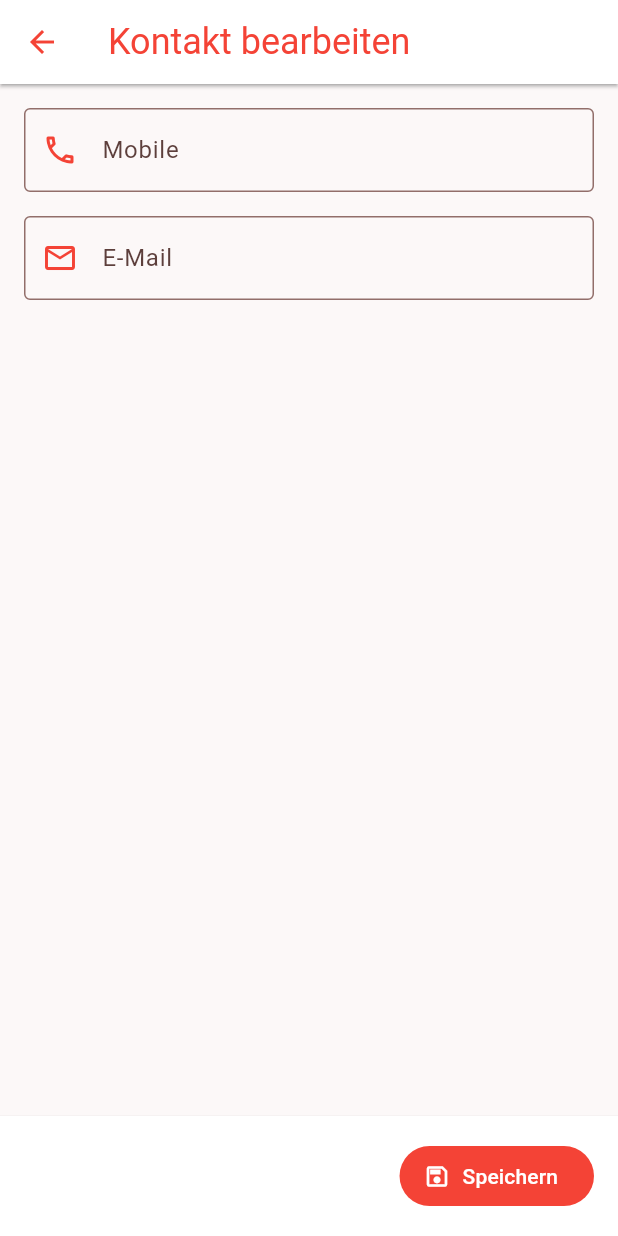
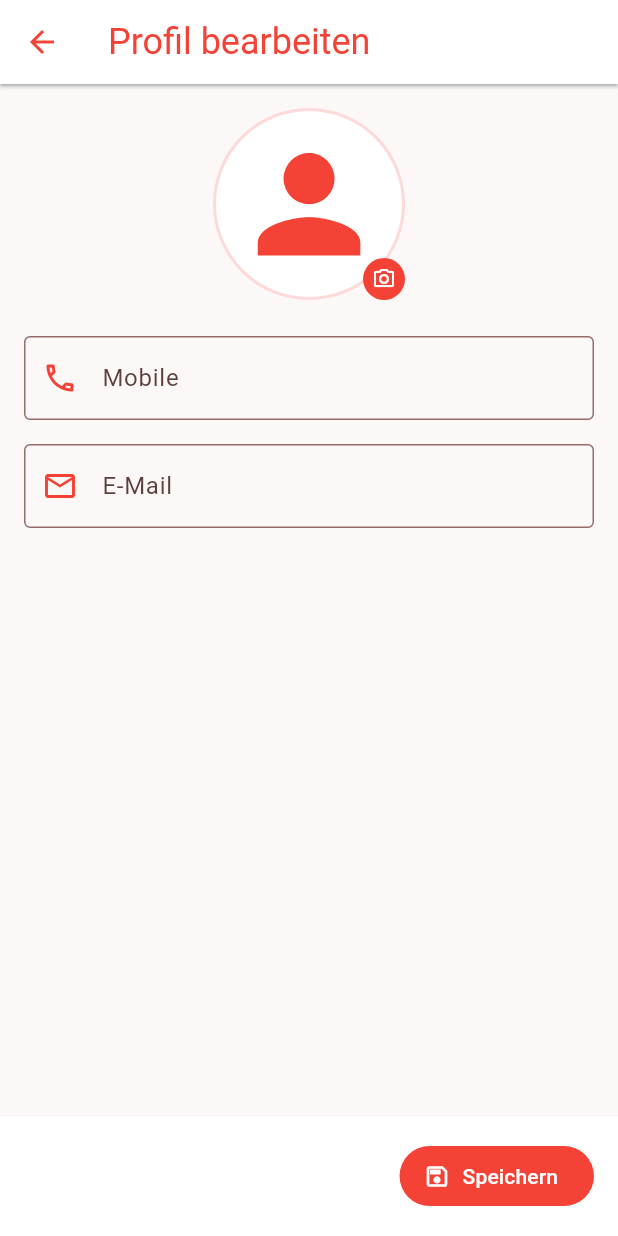
Before and after one commit to FjallV/Commercia-App, a Flutter app: the MemberEditScreen screen opened directly with empty values, on a phone screen of 412 x 824 dp. Run offline on Flutter 3.47's test engine with Material 3 defaults, Android fonts, the phone set to English and light mode, and no system bars; our stand-ins replace flutter_contacts, go_router, image_picker, material_symbols_icons, shared_preferences, supabase_flutter and 1 more; missing offline and left inert: app_bar_with_search_switch, dart:js_interop, pdfrx, pwa_install, universal_html; accounts and stored records are empty.

Commit message:
MemberPhoto added

```diff
--- a/lib/data/models/member_model.dart
+++ b/lib/data/models/member_model.dart
@@ -19,7 +19,7 @@ class MemberModel {
   int? bfam;
   String? bfam_text;
   String search;
-  String? image;
+  String? photo_url;
 
   MemberModel({
     required this.id,
@@ -41,7 +41,7 @@ class MemberModel {
     this.bfam,
     this.bfam_text,
     required this.search,
-    this.image,
+    this.photo_url,
   });
 
   // factory MemberModel.fromMap(Map<String, dynamic> map) {
--- a/lib/presentation/screens/member_edit_screen.dart
+++ b/lib/presentation/screens/member_edit_screen.dart
@@ -1,7 +1,10 @@
+import 'dart:typed_data';
 import 'package:commercia/data/models/member_model.dart';
 import 'package:commercia/data/repositories/member_repository.dart';
+import 'package:commercia/presentation/widgets/member_avatar.dart';
 import 'package:flutter/material.dart';
 import 'package:go_router/go_router.dart';
+import 'package:image_picker/image_picker.dart';
 
 class MemberEditScreen extends StatefulWidget {
   const MemberEditScreen({super.key, required this.member});
@@ -17,6 +20,10 @@ class _MemberEditScreenState extends State<MemberEditScreen> {
   final _formKey = GlobalKey<FormState>();
   bool _saving = false;
 
+  // Pending photo upload
+  Uint8List? _pendingPhotoBytes;
+  String? _pendingMimeType;
+
   @override
   void initState() {
     super.initState();
@@ -31,17 +38,47 @@ class _MemberEditScreenState extends State<MemberEditScreen> {
     super.dispose();
   }
 
+  Future<void> _pickPhoto() async {
+    final picker = ImagePicker();
+    final picked = await picker.pickImage(
+      source: ImageSource.gallery,
+      maxWidth: 800,
+      maxHeight: 800,
+      imageQuality: 85,
+    );
+    if (picked == null) return;
+    final bytes = await picked.readAsBytes();
+    setState(() {
+      _pendingPhotoBytes = bytes;
+      _pendingMimeType = picked.mimeType ?? 'image/jpeg';
+    });
+  }
+
   Future<void> _save() async {
     if (!_formKey.currentState!.validate()) return;
     setState(() => _saving = true);
 
     try {
+      // Upload photo first if one was selected
+      if (_pendingPhotoBytes != null) {
+        final url = await MemberRepository().uploadPhoto(
+          memberId: widget.member.id,
+          cerevis: widget.member.cerevis,
+          bytes: _pendingPhotoBytes!,
+          mimeType: _pendingMimeType!,
+        );
+        widget.member.photo_url = url;
+      }
+
       final updated = await MemberRepository().updateContactInfo(
         id: widget.member.id,
-        email: _emailController.text.trim().isEmpty ? null : _emailController.text.trim(),
-        mobile: _mobileController.text.trim().isEmpty ? null : _mobileController.text.trim(),
+        email: _emailController.text.trim().isEmpty
+            ? null
+            : _emailController.text.trim(),
+        mobile: _mobileController.text.trim().isEmpty
+            ? null
+            : _mobileController.text.trim(),
       );
-      // Reflect changes back into the local model
       widget.member.email = updated.email;
       widget.member.mobile = updated.mobile;
       if (mounted) GoRouter.of(context).pop();
@@ -60,7 +97,7 @@ class _MemberEditScreenState extends State<MemberEditScreen> {
   Widget build(BuildContext context) {
     return Scaffold(
       appBar: AppBar(
-        title: const Text('Kontakt bearbeiten'),
+        title: const Text('Profil bearbeiten'),
         leading: IconButton(
           icon: const Icon(Icons.arrow_back),
           style: ElevatedButton.styleFrom(
@@ -98,6 +135,53 @@ class _MemberEditScreenState extends State<MemberEditScreen> {
             key: _formKey,
             child: Column(
               children: [
+                // ── Photo picker ─────────────────────────────────────────
+                GestureDetector(
+                  onTap: _pickPhoto,
+                  child: Stack(
+                    alignment: Alignment.bottomRight,
+                    children: [
+                      // Preview pending photo or current avatar
+                      _pendingPhotoBytes != null
+                          ? Container(
+                              width: 100,
+                              height: 100,
+                              decoration: BoxDecoration(
+                                shape: BoxShape.circle,
+                                border: Border.all(
+                                  color: Theme.of(context)
+                                      .colorScheme
+                                      .primary
+                                      .withOpacity(0.3),
+                                  width: 2,
+                                ),
+                              ),
+                              child: ClipOval(
+                                child: Image.memory(
+                                  _pendingPhotoBytes!,
+                                  fit: BoxFit.cover,
+                                ),
+                              ),
+                            )
+                          : MemberAvatar.large(member: widget.member),
+                      // Edit badge
+                      Container(
+                        padding: const EdgeInsets.all(6),
+                        decoration: BoxDecoration(
+                          color: Theme.of(context).colorScheme.primary,
+                          shape: BoxShape.circle,
+                        ),
+                        child: Icon(
+                          Icons.camera_alt_outlined,
+                          size: 16,
+                          color: Theme.of(context).colorScheme.onPrimary,
+                        ),
+                      ),
+                    ],
+                  ),
+                ),
+                const SizedBox(height: 24),
+                // ── Contact fields ───────────────────────────────────────
                 TextFormField(
                   controller: _mobileController,
                   decoration: const InputDecoration(
@@ -117,7 +201,7 @@ class _MemberEditScreenState extends State<MemberEditScreen> {
                   ),
                   keyboardType: TextInputType.emailAddress,
                   validator: (v) {
-                    if (v == null || v.isEmpty) return null; // optional
+                    if (v == null || v.isEmpty) return null;
                     final valid = RegExp(r'^[^@]+@[^@]+\.[^@]+').hasMatch(v);
                     return valid ? null : 'Ungültige E-Mail-Adresse';
                   },
--- /dev/null
+++ b/lib/presentation/widgets/member_avatar.dart
@@ -0,0 +1,60 @@
+import 'package:commercia/data/models/member_model.dart';
+import 'package:flutter/material.dart';
+
+/// Reusable round member photo widget.
+/// Use [MemberAvatar.medium] for cards, [MemberAvatar.large] for detail/edit pages.
+class MemberAvatar extends StatelessWidget {
+  const MemberAvatar({
+    super.key,
+    required this.member,
+    this.radius = 40,
+  });
+
+  /// 40px radius — for member list cards
+  const MemberAvatar.medium({super.key, required this.member}) : radius = 40;
+
+  /// 64px radius — for detail and edit pages
+  const MemberAvatar.large({super.key, required this.member}) : radius = 64;
+
+  final MemberModel member;
+  final double radius;
+
+  @override
+  Widget build(BuildContext context) {
+    final photoUrl = member.photo_url;
+
+    return Container(
+      width: radius * 2,
+      height: radius * 2,
+      decoration: BoxDecoration(
+        shape: BoxShape.circle,
+        color: Theme.of(context).colorScheme.primaryContainer,
+        border: Border.all(
+          color: Theme.of(context).colorScheme.primary.withOpacity(0.2),
+          width: 2,
+        ),
+      ),
+      child: ClipOval(
+        child: photoUrl != null && photoUrl.isNotEmpty
+            ? Image.network(
+                photoUrl,
+                width: radius * 2,
+                height: radius * 2,
+                fit: BoxFit.cover,
+                errorBuilder: (_, __, ___) => _placeholder(context),
+              )
+            : _placeholder(context),
+      ),
+    );
+  }
+
+  Widget _placeholder(BuildContext context) {
+    return Center(
+      child: Icon(
+        Icons.person,
+        size: radius * 1.6,
+        color: Theme.of(context).colorScheme.primary,
+      ),
+    );
+  }
+}
--- a/pubspec.yaml
+++ b/pubspec.yaml
@@ -47,6 +47,7 @@ dependencies:
   flutter_native_splash: ^2.4.6
   flutter_contacts: ^1.1.9+2   # native contacts on iOS/Android
   universal_html: ^2.2.4        # web blob/download API
+  image_picker: ^0.8.7+4
   #flutter_midi: ^1.0.0
 
   # The following adds the Cupertino Icons font to your application.
```
Also changed, not shown: lib/data/repositories/member_repository.dart (+31 -12 lines), lib/presentation/screens/member_details_screen.dart (+56 -27 lines), lib/presentation/screens/member_screen.dart (+2 -22 lines), pubspec.lock, 5 other files.
